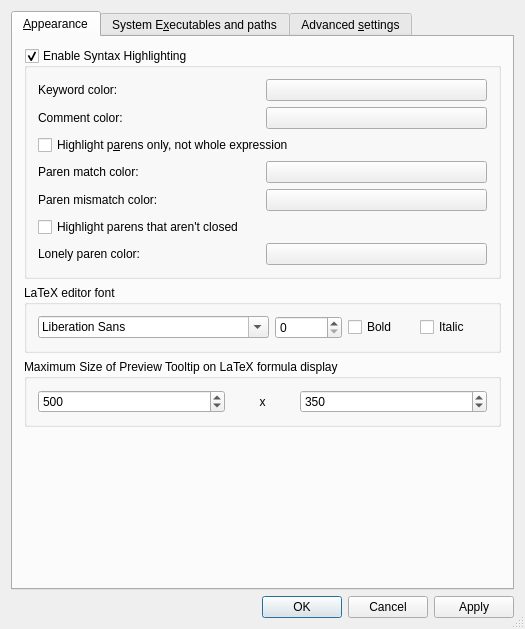
This is src/klfsettingsui.ui in CryFeiFei/klatexformula as Qt 5 draws it before an edit. The edited form follows.
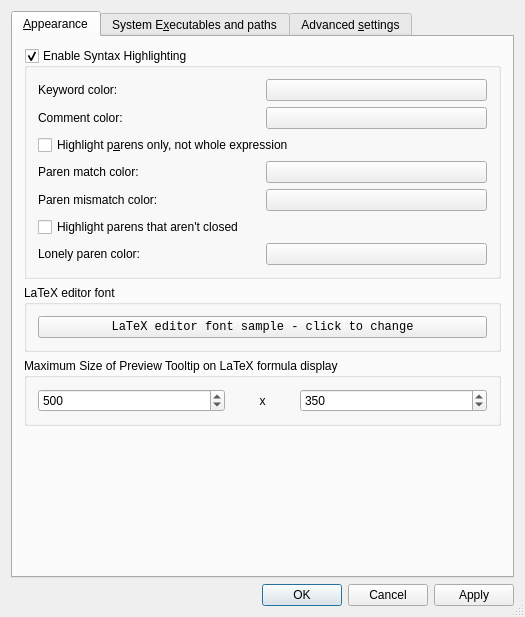
This is the edited form. The open tabs and pages were chosen to show the change. Icons and pictures are not drawn. Custom widgets are drawn as their Qt base class.

Diff of the .ui file:
```diff
--- a/src/klfsettingsui.ui
+++ b/src/klfsettingsui.ui
@@ -6,7 +6,7 @@
     <x>0</x>
     <y>0</y>
     <width>525</width>
-    <height>629</height>
+    <height>617</height>
    </rect>
   </property>
   <property name="minimumSize" >
@@ -21,7 +21,7 @@
   <property name="sizeGripEnabled" >
    <bool>true</bool>
   </property>
-  <layout class="QVBoxLayout" name="verticalLayout_2" >
+  <layout class="QVBoxLayout" name="verticalLayout_4" >
    <item>
     <widget class="QTabWidget" name="tabs" >
      <property name="currentIndex" >
@@ -31,7 +31,7 @@
       <attribute name="title" >
        <string>&amp;Appearance</string>
       </attribute>
-      <layout class="QVBoxLayout" name="verticalLayout" >
+      <layout class="QVBoxLayout" name="verticalLayout_2" >
        <item>
         <widget class="QGroupBox" name="gbxSH" >
          <property name="title" >
@@ -149,24 +149,17 @@
          <property name="title" >
           <string>LaTeX editor font</string>
          </property>
-         <layout class="QHBoxLayout" name="horizontalLayout" >
+         <layout class="QVBoxLayout" name="verticalLayout" >
           <item>
-           <widget class="QFontComboBox" name="fntEditorFont" />
-          </item>
-          <item>
-           <widget class="QSpinBox" name="spnEditorFontSize" />
-          </item>
-          <item>
-           <widget class="QCheckBox" name="chkEditorFontBold" >
-            <property name="text" >
-             <string>Bold</string>
+           <widget class="QPushButton" name="btnAppearFont" >
+            <property name="font" >
+             <font>
+              <family>Courier New</family>
+              <pointsize>9</pointsize>
+             </font>
             </property>
-           </widget>
-          </item>
-          <item>
-           <widget class="QCheckBox" name="chkEditorFontItalic" >
             <property name="text" >
-             <string>Italic</string>
+             <string>LaTeX editor font sample - click to change</string>
             </property>
            </widget>
           </item>
@@ -257,7 +250,7 @@
        </item>
       </layout>
      </widget>
-     <widget class="QWidget" name="tab" >
+     <widget class="QWidget" name="tabPaths" >
       <attribute name="title" >
        <string>System E&amp;xecutables and paths</string>
       </attribute>
```
Left out of the diff: 100 changed lines with no effect on the pictures.
